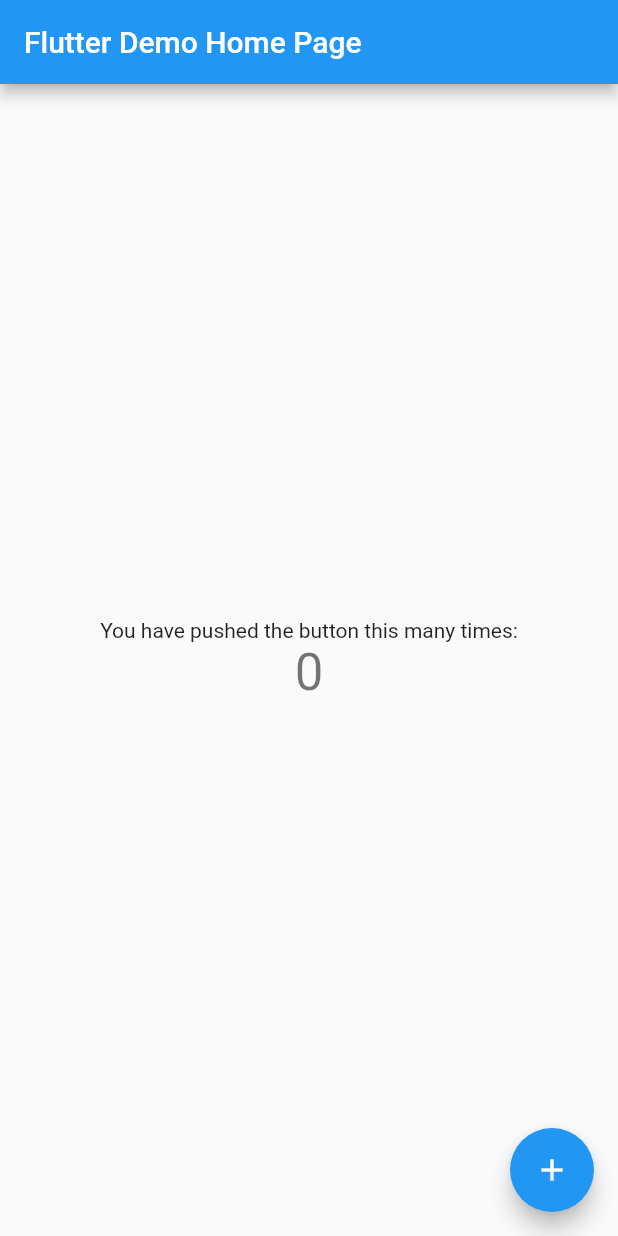
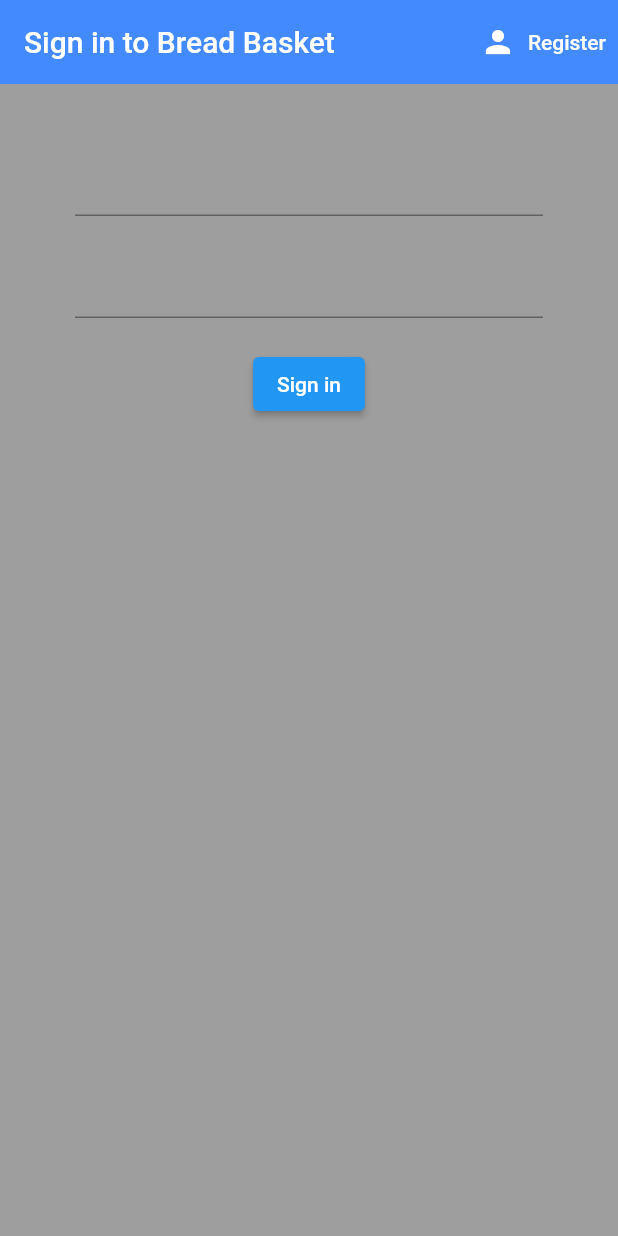
Before and after one commit to jacksondearing96/bread_basket, a Flutter app: the screen it shows after launch, on a phone screen of 412 x 824 dp. Run offline on Flutter 3.47's test engine with Material 2 defaults, Android fonts, the phone set to English and light mode, and no system bars; our stand-ins replace email_validator, firebase_auth, firebase_core; accounts and stored records are empty.

Commit message:
Implemented basic user registration, sign in and log out.

```diff
--- a/lib/main.dart
+++ b/lib/main.dart
@@ -1,4 +1,9 @@
+import 'package:bread_basket/models/user.dart';
+import 'package:bread_basket/screens/wrapper.dart';
+import 'package:bread_basket/services/auth.dart';
 import 'package:flutter/material.dart';
+import 'package:firebase_core/firebase_core.dart';
+import 'package:provider/provider.dart';
 
 void main() {
   runApp(MyApp());
@@ -8,106 +13,25 @@ class MyApp extends StatelessWidget {
   // This widget is the root of your application.
   @override
   Widget build(BuildContext context) {
-    return MaterialApp(
-      title: 'Flutter Demo',
-      theme: ThemeData(
-        // This is the theme of your application.
-        //
-        // Try running your application with "flutter run". You'll see the
-        // application has a blue toolbar. Then, without quitting the app, try
-        // changing the primarySwatch below to Colors.green and then invoke
-        // "hot reload" (press "r" in the console where you ran "flutter run",
-        // or simply save your changes to "hot reload" in a Flutter IDE).
-        // Notice that the counter didn't reset back to zero; the application
-        // is not restarted.
-        primarySwatch: Colors.blue,
-      ),
-      home: MyHomePage(title: 'Flutter Demo Home Page'),
-    );
+    return FutureBuilder(
+        future: Firebase.initializeApp(),
+        builder: (context, snapshot) {
+          if (snapshot.hasError) {
+            return Text('Something went wrong with Firebase init.');
+          }
+
+          if (snapshot.connectionState == ConnectionState.done) {
+            return StreamProvider<User?>.value(
+              initialData: null,
+              value: AuthService().user,
+              child: MaterialApp(
+                home: Wrapper(),
+              ),
+            );
+          }
+
+          // Replace this with loading animation.
+          return Text('Loading');
+        });
   }
 }
-
-class MyHomePage extends StatefulWidget {
-  MyHomePage({Key? key, required this.title}) : super(key: key);
-
-  // This widget is the home page of your application. It is stateful, meaning
-  // that it has a State object (defined below) that contains fields that affect
-  // how it looks.
-
-  // This class is the configuration for the state. It holds the values (in this
-  // case the title) provided by the parent (in this case the App widget) and
-  // used by the build method of the State. Fields in a Widget subclass are
-  // always marked "final".
-
-  final String title;
-
-  @override
-  _MyHomePageState createState() => _MyHomePageState();
-}
-
-class _MyHomePageState extends State<MyHomePage> {
-  int _counter = 0;
-
-  void _incrementCounter() {
-    setState(() {
-      // This call to setState tells the Flutter framework that something has
-      // changed in this State, which causes it to rerun the build method below
-      // so that the display can reflect the updated values. If we changed
-      // _counter without calling setState(), then the build method would not be
-      // called again, and so nothing would appear to happen.
-      _counter++;
-    });
-  }
-
-  @override
-  Widget build(BuildContext context) {
-    // This method is rerun every time setState is called, for instance as done
-    // by the _incrementCounter method above.
-    //
-    // The Flutter framework has been optimized to make rerunning build methods
-    // fast, so that you can just rebuild anything that needs updating rather
-    // than having to individually change instances of widgets.
-    return Scaffold(
-      appBar: AppBar(
-        // Here we take the value from the MyHomePage object that was created by
-        // the App.build method, and use it to set our appbar title.
-        title: Text(widget.title),
-      ),
-      body: Center(
-        // Center is a layout widget. It takes a single child and positions it
-        // in the middle of the parent.
-        child: Column(
-          // Column is also a layout widget. It takes a list of children and
-          // arranges them vertically. By default, it sizes itself to fit its
-          // children horizontally, and tries to be as tall as its parent.
-          //
-          // Invoke "debug painting" (press "p" in the console, choose the
-          // "Toggle Debug Paint" action from the Flutter Inspector in Android
-          // Studio, or the "Toggle Debug Paint" command in Visual Studio Code)
-          // to see the wireframe for each widget.
-          //
-          // Column has various properties to control how it sizes itself and
-          // how it positions its children. Here we use mainAxisAlignment to
-          // center the children vertically; the main axis here is the vertical
-          // axis because Columns are vertical (the cross axis would be
-          // horizontal).
-          mainAxisAlignment: MainAxisAlignment.center,
-          children: <Widget>[
-            Text(
-              'You have pushed the button this many times:',
-            ),
-            Text(
-              '$_counter',
-              style: Theme.of(context).textTheme.headline4,
-            ),
-          ],
-        ),
-      ),
-      floatingActionButton: FloatingActionButton(
-        onPressed: _incrementCounter,
-        tooltip: 'Increment',
-        child: Icon(Icons.add),
-      ), // This trailing comma makes auto-formatting nicer for build methods.
-    );
-  }
-}
--- /dev/null
+++ b/lib/models/user.dart
@@ -0,0 +1,5 @@
+class User {
+  final String userId;
+
+  User({required this.userId});
+}
--- /dev/null
+++ b/lib/screens/authenticate/authenticate.dart
@@ -0,0 +1,21 @@
+import 'package:bread_basket/screens/authenticate/register.dart';
+import 'package:bread_basket/screens/authenticate/signIn.dart';
+import 'package:flutter/material.dart';
+
+class Authenticate extends StatefulWidget {
+  @override
+  _AuthenticateState createState() => _AuthenticateState();
+}
+
+class _AuthenticateState extends State<Authenticate> {
+  bool showSignIn = true;
+
+  void toggleView() {
+    setState(() => showSignIn = !showSignIn);
+  }
+
+  @override
+  Widget build(BuildContext context) {
+    return showSignIn ? SignIn(toggleView: toggleView) : Register(toggleView: toggleView);
+  }
+}
--- /dev/null
+++ b/lib/screens/authenticate/signIn.dart
@@ -0,0 +1,99 @@
+import 'package:bread_basket/services/auth.dart';
+import 'package:flutter/material.dart';
+import 'package:email_validator/email_validator.dart';
+
+class SignIn extends StatefulWidget {
+  final Function toggleView;
+
+  SignIn({required this.toggleView});
+
+  @override
+  _SignInState createState() => _SignInState();
+}
+
+class _SignInState extends State<SignIn> {
+  final AuthService _auth = AuthService();
+  final GlobalKey<FormState> _formKey = GlobalKey<FormState>();
+
+  String email = '';
+  String password = '';
+  String error = '';
+
+  @override
+  Widget build(BuildContext context) {
+    return Scaffold(
+      backgroundColor: Colors.grey,
+      appBar: AppBar(
+        backgroundColor: Colors.blueAccent,
+        elevation: 0.0,
+        title: Text('Sign in to Bread Basket'),
+        actions: [
+          TextButton.icon(
+            icon: Icon(Icons.person),
+            label: Text('Register'),
+            onPressed: () {
+              widget.toggleView();
+            },
+            style: TextButton.styleFrom(
+              primary: Colors.white,
+            ),
+          ),
+        ],
+      ),
+     body: Container(
+        padding: EdgeInsets.symmetric(vertical: 20.0, horizontal: 50.0),
+        child: Form(
+          key: _formKey,
+          child: Column(
+            children: <Widget>[
+              SizedBox(height: 20.0),
+              TextFormField(
+                validator: (val) =>
+                    (val == null || !EmailValidator.validate(val))
+                        ? "Enter a valid email"
+                        : null,
+                onChanged: (val) {
+                  setState(() => email = val.trim());
+                },
+              ),
+              SizedBox(height: 20.0),
+              TextFormField(
+                  validator: (val) => (val == null || val.length < 6)
+                      ? "Enter password at least 6 characters long"
+                      : null,
+                  obscureText: true,
+                  onChanged: (val) {
+                    setState(() => password = val.trim());
+                  }),
+              SizedBox(height: 20.0),
+              ElevatedButton(
+                child: Text(
+                  'Sign in',
+                  style: TextStyle(color: Colors.white),
+                ),
+                onPressed: () async {
+                  FormState? state = _formKey.currentState;
+                  if (state != null && state.validate()) {
+                    dynamic user = await _auth.signInWithEmailAndPassword(
+                        email, password);
+                    if (user == null) {
+                      setState(() => error = 'Could not sign in user');
+                    }
+                  }
+                },
+              ),
+              SizedBox(height: 12.0),
+              Text(
+                error,
+                style: TextStyle(
+                  color: Colors.red,
+                  fontSize: 14.0,
+                  )
+              ),
+            ],
+          ),
+        ),
+      ),
+    );
+  }
+}
--- /dev/null
+++ b/lib/screens/wrapper.dart
@@ -0,0 +1,16 @@
+import 'package:bread_basket/models/user.dart';
+import 'package:bread_basket/screens/authenticate/authenticate.dart';
+import 'package:bread_basket/screens/home/home.dart';
+import 'package:flutter/material.dart';
+import 'package:provider/provider.dart';
+
+class Wrapper extends StatelessWidget {
+  @override
+  Widget build(BuildContext context) {
+    // Access the user from the provider stream that we wrapped
+    // this class in (inside main.dart).
+    final user = Provider.of<User?>(context);
+
+    return user == null ? Authenticate() : Home();
+  }
+}
--- a/pubspec.yaml
+++ b/pubspec.yaml
@@ -28,6 +28,10 @@ dependencies:
   # The following adds the Cupertino Icons font to your application.
   # Use with the CupertinoIcons class for iOS style icons.
   cupertino_icons: ^1.0.2
+  firebase_auth: ^1.2.0
+  cloud_firestore: ^2.2.0
+  provider: ^5.0.0
+  email_validator: ^2.0.1
 
 dev_dependencies:
   flutter_test:
```
Also changed, not shown: lib/screens/authenticate/register.dart (added, +105 -0 lines), lib/screens/home/home.dart (added, +34 -0 lines), lib/services/auth.dart (added, +60 -0 lines), pubspec.lock, 5 other files.
